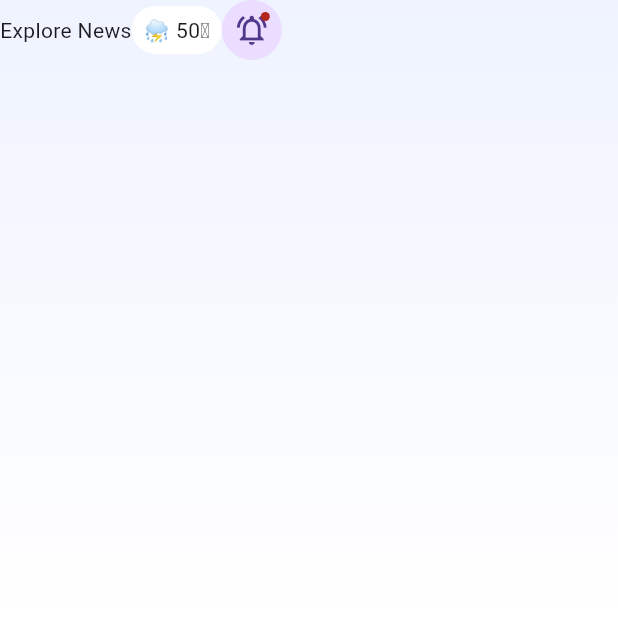
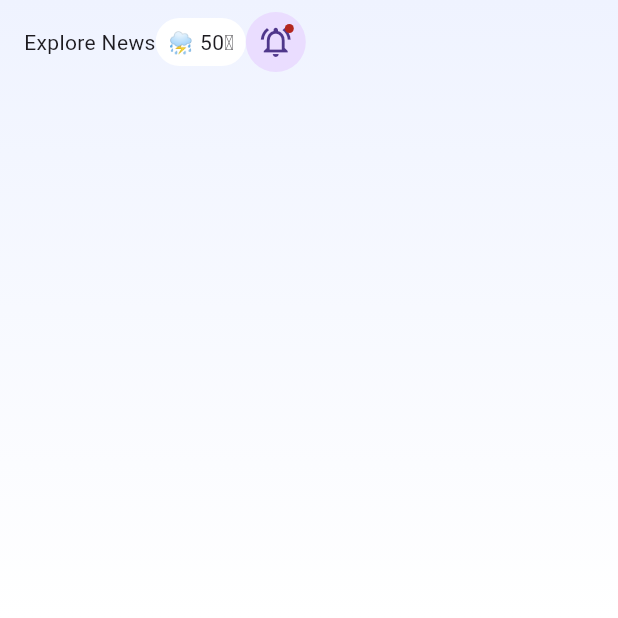
Before and after one commit to JAICHANGPARK/flutter_notebook_chapter_47, a Flutter app: the NewsHomePage screen opened directly, on a phone screen of 412 x 824 dp, the top half of it. Run offline on Flutter 3.47's test engine with Material 3 defaults, Android fonts, the phone set to English and light mode, and no system bars; our stand-ins replace gap, hugeicons.

Commit message:
Update news_home_page.dart

```diff
--- a/lib/ep2380_news_app/ui/news_home_page.dart
+++ b/lib/ep2380_news_app/ui/news_home_page.dart
@@ -32,7 +32,9 @@ class _NewsHomePageState extends State<NewsHomePage> {
             child: SafeArea(
               child: Column(
                 children: [
-                  Row(
+                  Padding(
+                    padding: const EdgeInsets.symmetric(horizontal: 16, vertical: 8),
+                    child: Row(
                       children: [
                         Text("Explore News"),
                         Container(
@@ -56,6 +58,7 @@ class _NewsHomePageState extends State<NewsHomePage> {
                         ),
                       ],
                     ),
+                  ),
                 ],
               ),
             ),
```
Lines whose indentation alone changed are shown as unchanged.
